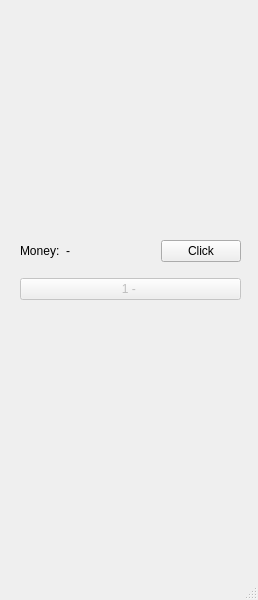
First picture: the form in click_game.ui, repository JoaoBMC/ClickGame, before the edit.
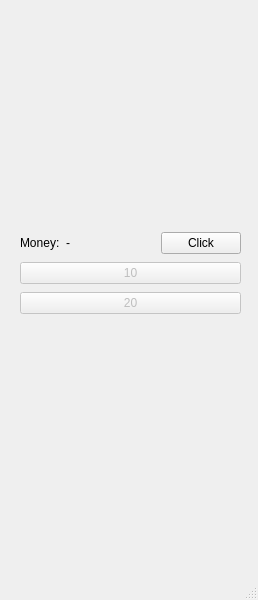
Second picture: the form after the edit.

Commit message: ajustes na logica de compra dos botoes

What changed in the file:
```diff
--- a/click_game.ui
+++ b/click_game.ui
@@ -20,7 +20,7 @@
       <x>20</x>
       <y>230</y>
       <width>221</width>
-      <height>80</height>
+      <height>88</height>
      </rect>
     </property>
     <layout class="QVBoxLayout" name="verticalLayout">
@@ -68,7 +68,20 @@
         <bool>false</bool>
        </property>
        <property name="text">
-        <string>1 - </string>
+        <string>10</string>
+       </property>
+      </widget>
+     </item>
+     <item>
+      <widget class="QPushButton" name="btt_02">
+       <property name="enabled">
+        <bool>false</bool>
+       </property>
+       <property name="text">
+        <string>20</string>
+       </property>
+       <property name="checkable">
+        <bool>false</bool>
        </property>
       </widget>
      </item>
```
The commit also changes 1 other file.
